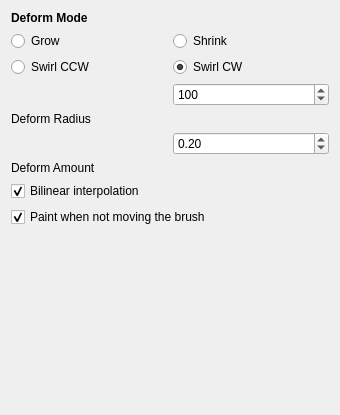
This is krita/plugins/paintops/deform/wdgdeformoptions.ui in KDE/krita as Qt 5 draws it before an edit. The edited form follows.
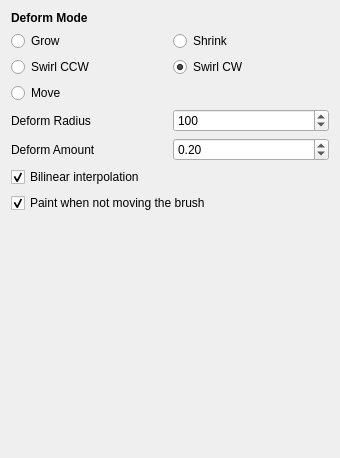
This is the edited form.

Commit message: New deform action added: Move

Diff of the .ui file:
```diff
--- a/krita/plugins/paintops/deform/wdgdeformoptions.ui
+++ b/krita/plugins/paintops/deform/wdgdeformoptions.ui
@@ -6,7 +6,7 @@
     <x>0</x>
     <y>0</y>
     <width>340</width>
-    <height>415</height>
+    <height>458</height>
    </rect>
   </property>
   <property name="sizePolicy" >
@@ -35,28 +35,21 @@
      </property>
     </widget>
    </item>
-   <item row="1" column="0" >
-    <widget class="QRadioButton" name="growBtn" >
-     <property name="text" >
-      <string>Grow</string>
-     </property>
-    </widget>
-   </item>
-   <item row="1" column="1" >
+   <item row="2" column="1" >
     <widget class="QRadioButton" name="shrinkBtn" >
      <property name="text" >
       <string>Shrink</string>
      </property>
     </widget>
    </item>
-   <item row="2" column="0" >
+   <item row="3" column="0" >
     <widget class="QRadioButton" name="swirlCCWBtn" >
      <property name="text" >
       <string>Swirl CCW</string>
      </property>
     </widget>
    </item>
-   <item row="2" column="1" >
+   <item row="3" column="1" >
     <widget class="QRadioButton" name="swirlCWBtn" >
      <property name="text" >
       <string>Swirl CW</string>
@@ -66,7 +59,7 @@
      </property>
     </widget>
    </item>
-   <item row="3" column="1" >
+   <item row="6" column="1" >
     <widget class="QSpinBox" name="deformRadiusSPBox" >
      <property name="maximum" >
       <number>4096</number>
@@ -76,20 +69,7 @@
      </property>
     </widget>
    </item>
-   <item row="4" column="0" colspan="2" >
-    <widget class="QLabel" name="deformRadiusLbl" >
-     <property name="font" >
-      <font>
-       <weight>50</weight>
-       <bold>false</bold>
-      </font>
-     </property>
-     <property name="text" >
-      <string>Deform Radius</string>
-     </property>
-    </widget>
-   </item>
-   <item row="6" column="1" >
+   <item row="9" column="1" >
     <widget class="QDoubleSpinBox" name="deformAmountSPBox" >
      <property name="minimum" >
       <double>0.010000000000000</double>
@@ -105,20 +85,7 @@
      </property>
     </widget>
    </item>
-   <item row="7" column="0" colspan="2" >
-    <widget class="QLabel" name="deformAmountLbl" >
-     <property name="font" >
-      <font>
-       <weight>50</weight>
-       <bold>false</bold>
-      </font>
-     </property>
-     <property name="text" >
-      <string>Deform Amount</string>
-     </property>
-    </widget>
-   </item>
-   <item row="9" column="0" colspan="2" >
+   <item row="12" column="0" colspan="2" >
     <widget class="QCheckBox" name="interpolationChBox" >
      <property name="text" >
       <string>Bilinear interpolation</string>
@@ -128,7 +95,7 @@
      </property>
     </widget>
    </item>
-   <item row="10" column="0" colspan="2" >
+   <item row="13" column="0" colspan="2" >
     <widget class="QCheckBox" name="addPaintChBox" >
      <property name="text" >
       <string>Paint when not moving the brush</string>
@@ -138,7 +105,7 @@
      </property>
     </widget>
    </item>
-   <item row="11" column="1" >
+   <item row="14" column="1" >
     <spacer name="verticalSpacer" >
      <property name="orientation" >
       <enum>Qt::Vertical</enum>
@@ -151,6 +118,46 @@
      </property>
     </spacer>
    </item>
+   <item row="6" column="0" >
+    <widget class="QLabel" name="deformRadiusLbl" >
+     <property name="font" >
+      <font>
+       <weight>50</weight>
+       <bold>false</bold>
+      </font>
+     </property>
+     <property name="text" >
+      <string>Deform Radius</string>
+     </property>
+    </widget>
+   </item>
+   <item row="9" column="0" >
+    <widget class="QLabel" name="deformAmountLbl" >
+     <property name="font" >
+      <font>
+       <weight>50</weight>
+       <bold>false</bold>
+      </font>
+     </property>
+     <property name="text" >
+      <string>Deform Amount</string>
+     </property>
+    </widget>
+   </item>
+   <item row="2" column="0" >
+    <widget class="QRadioButton" name="growBtn" >
+     <property name="text" >
+      <string>Grow</string>
+     </property>
+    </widget>
+   </item>
+   <item row="5" column="0" >
+    <widget class="QRadioButton" name="moveBtn" >
+     <property name="text" >
+      <string>Move</string>
+     </property>
+    </widget>
+   </item>
   </layout>
  </widget>
  <resources/>
```
The commit also changes 3 other files.
